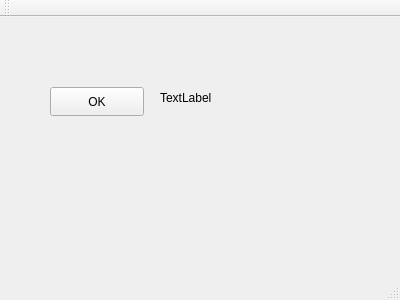
LuisServin/Qt_Interface, file Qt_APP/mainwindow.ui: the form before one commit.
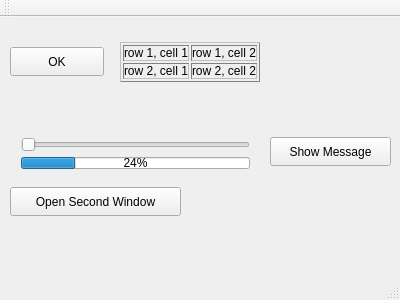
The form after the commit.

Patch:
```diff
--- a/Qt_APP/mainwindow.ui
+++ b/Qt_APP/mainwindow.ui
@@ -17,8 +17,8 @@
    <widget class="QPushButton" name="pushButton">
     <property name="geometry">
      <rect>
-      <x>50</x>
-      <y>70</y>
+      <x>10</x>
+      <y>30</y>
       <width>94</width>
       <height>29</height>
      </rect>
@@ -30,16 +30,77 @@
    <widget class="QLabel" name="label">
     <property name="geometry">
      <rect>
-      <x>160</x>
-      <y>70</y>
-      <width>91</width>
-      <height>21</height>
+      <x>120</x>
+      <y>10</y>
+      <width>191</width>
+      <height>71</height>
      </rect>
     </property>
     <property name="text">
-     <string>TextLabel</string>
+     <string>&lt;table border=&quot;1&quot;&gt;
+&lt;tr&gt;
+&lt;td&gt;row 1, cell 1&lt;/td&gt;
+&lt;td&gt;row 1, cell 2&lt;/td&gt;
+&lt;/tr&gt;
+&lt;tr&gt;
+&lt;td&gt;row 2, cell 1&lt;/td&gt;
+&lt;td&gt;row 2, cell 2&lt;/td&gt;
+&lt;/tr&gt;
+&lt;/table&gt;</string>
     </property>
    </widget>
+   <widget class="QPushButton" name="pushButton_2">
+    <property name="geometry">
+     <rect>
+      <x>270</x>
+      <y>120</y>
+      <width>121</width>
+      <height>29</height>
+     </rect>
+    </property>
+    <property name="text">
+     <string>Show Message</string>
+    </property>
+   </widget>
+   <widget class="QPushButton" name="pushButton_3">
+    <property name="geometry">
+     <rect>
+      <x>10</x>
+      <y>170</y>
+      <width>171</width>
+      <height>29</height>
+     </rect>
+    </property>
+    <property name="text">
+     <string>Open Second Window</string>
+    </property>
+   </widget>
+   <widget class="QWidget" name="">
+    <property name="geometry">
+     <rect>
+      <x>10</x>
+      <y>110</y>
+      <width>251</width>
+      <height>53</height>
+     </rect>
+    </property>
+    <layout class="QVBoxLayout" name="verticalLayout">
+     <item>
+      <widget class="QSlider" name="horizontalSlider">
+       <property name="orientation">
+        <enum>Qt::Horizontal</enum>
+       </property>
+      </widget>
+     </item>
+     <item>
+      <widget class="QProgressBar" name="progressBar">
+       <property name="value">
+        <number>24</number>
+       </property>
+      </widget>
+     </item>
+    </layout>
+   </widget>
   </widget>
   <widget class="QMenuBar" name="menuBar">
    <property name="geometry">
```
